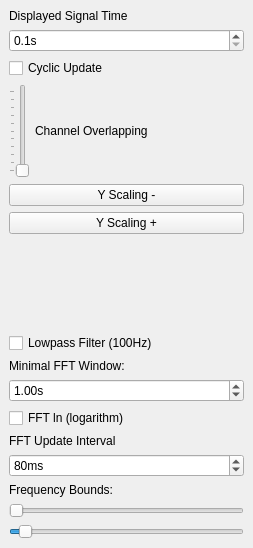
First picture: the form in src/config_widget/view_settings_dock_widget.ui, repository tools4BCI/TiA-Scope, before the edit.
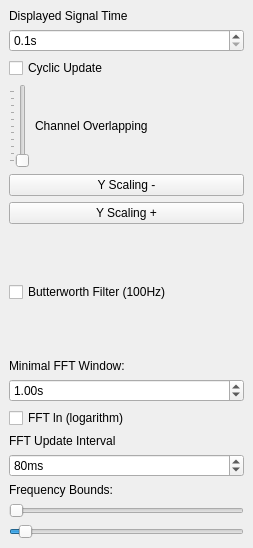
Second picture: the form after the edit. Icons and pictures are not drawn.

```diff
--- a/src/config_widget/view_settings_dock_widget.ui
+++ b/src/config_widget/view_settings_dock_widget.ui
@@ -13,7 +13,7 @@
   <property name="minimumSize">
    <size>
     <width>222</width>
-    <height>413</height>
+    <height>417</height>
    </size>
   </property>
   <property name="features">
@@ -134,10 +134,23 @@
     <item>
      <widget class="QCheckBox" name="lowPass100">
       <property name="text">
-       <string>Lowpass Filter (100Hz)</string>
+       <string>Butterworth Filter (100Hz)</string>
       </property>
      </widget>
     </item>
+    <item>
+     <spacer name="verticalSpacer">
+      <property name="orientation">
+       <enum>Qt::Vertical</enum>
+      </property>
+      <property name="sizeHint" stdset="0">
+       <size>
+        <width>20</width>
+        <height>40</height>
+       </size>
+      </property>
+     </spacer>
+    </item>
     <item>
      <widget class="QLabel" name="label_3">
       <property name="text">
```
